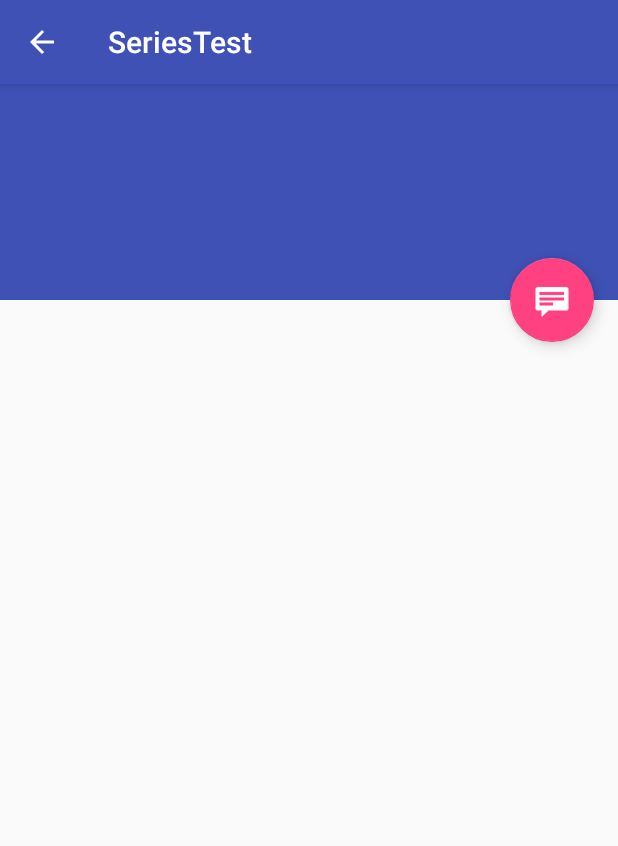
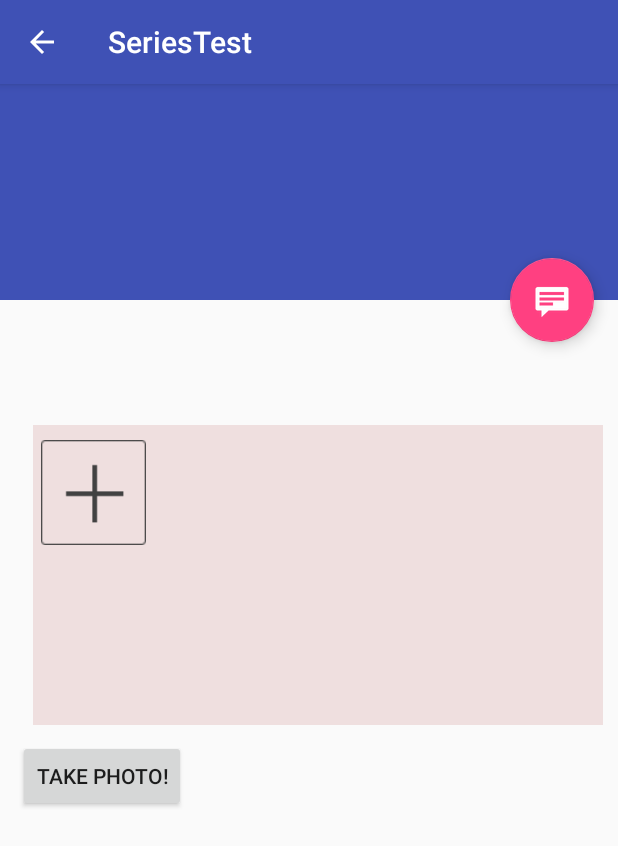
Before and after one commit to smallbirdking/android-series, an Android app: the Serie screen opened directly, with no data from a screen before it, on a phone screen of 412 x 824 dp. Shown: the top 846 px of the screen. Run offline under Robolectric (Android 15) with nearby library versions, the phone set to English and light mode, and no system bars; our stand-ins replace Picasso; pictures from the network do not load; 2 statements that could not run were skipped.

Commit message:
photo add

```diff
--- a/app/src/main/java/com/example/smallbirdking/seriess/Serie.java
+++ b/app/src/main/java/com/example/smallbirdking/seriess/Serie.java
@@ -1,16 +1,36 @@
 package com.example.smallbirdking.seriess;
 
 import android.app.Activity;
+import android.app.AlertDialog;
+import android.content.DialogInterface;
+import android.content.Intent;
+import android.content.pm.ActivityInfo;
+import android.database.Cursor;
+import android.graphics.Bitmap;
+import android.graphics.BitmapFactory;
+import android.net.Uri;
 import android.os.Bundle;
+import android.provider.MediaStore;
 import android.support.design.widget.CollapsingToolbarLayout;
 import android.support.v7.app.AppCompatActivity;
 import android.support.v7.widget.Toolbar;
+import android.text.TextUtils;
 import android.util.Log;
+import android.view.View;
+import android.view.WindowManager;
+import android.widget.AdapterView;
+import android.widget.Button;
+import android.widget.GridView;
 import android.widget.ImageView;
+import android.widget.SimpleAdapter;
 import android.widget.TextView;
+import android.widget.Toast;
 
 import com.example.smallbirdking.seriess.function.response;
 import com.squareup.picasso.Picasso;
+
+import java.util.ArrayList;
+import java.util.HashMap;
 
 /**
  * Created by smallbirdking on 2015/10/14.
@@ -18,30 +38,42 @@ import com.squareup.picasso.Picasso;
 public class Serie extends AppCompatActivity {
     public static final String S_ITEM_ID = "item_id";
     private response.ResultsEntity mItem;
+
+    private GridView gridView1;                   //网格显示缩略图
+    private Button buttonPublish;                //发布按钮
+    private final int IMAGE_OPEN = 1;        //打开图片标记
+    private String pathImage;                       //选择图片路径
+    private Bitmap bmp;                               //导入临时图片
+    private ArrayList<HashMap<String, Object>> imageItem;
+    private SimpleAdapter simpleAdapter;     //适配器
+    Button btnTakePhoto;
+    private static final int CAM_REQUEST = 1313;
     @Override
     protected void onCreate(Bundle savedInstanceState) {
         Log.i("serie", "start");
+
         super.onCreate(savedInstanceState);
+        Log.i("argu", "start000");
+        getWindow().setSoftInputMode(WindowManager.LayoutParams.
+                SOFT_INPUT_ADJUST_PAN);
+        //锁定屏幕
+        setRequestedOrientation(ActivityInfo.SCREEN_ORIENTATION_PORTRAIT);
         setContentView(R.layout.activity_serie_detail);
-
+        Log.i("argu", "start00");
         Toolbar toolbar = (Toolbar) findViewById(R.id.detail_toolbar);
-
+        Log.i("argu", "start0");
         getSupportActionBar().setDisplayHomeAsUpEnabled(true);
 
-
+        Log.i("argu", "start");
         if (savedInstanceState == null) {
             // Create the detail fragment and add it to the activity
             // using a fragment transaction.
+
             Bundle arguments = new Bundle();
             arguments.putString(S_ITEM_ID,
                     getIntent().getStringExtra(S_ITEM_ID));
             Log.i("argu", arguments.getString(S_ITEM_ID));
-            /*ItemDetailFragment fragment = new ItemDetailFragment(Serie.this);
-            fragment.setArguments(arguments);
 
-            getSupportFragmentManager().beginTransaction()
-                    .add(R.id.serie_detail_container, fragment)
-                    .commit();*/
 
             if (arguments.containsKey(S_ITEM_ID)) {
                 // Load the dummy content specified by the fragment
@@ -55,7 +87,7 @@ public class Serie extends AppCompatActivity {
                     appBarLayout.setTitle(mItem.getName());
                 }
             }
-
+            Log.i("argu", "end");
 
             if (mItem != null) {
                 String imageURL = content.urlImage+mItem.getPoster_path();
@@ -65,8 +97,194 @@ public class Serie extends AppCompatActivity {
             }
         }
 
+        Log.i("gallery","Start");
+        //获取控件对象
+        gridView1 = (GridView) findViewById(R.id.gridView1);
+
+        /*
+         * 载入默认图片添加图片加号
+         * 通过适配器实现
+         * SimpleAdapter参数imageItem为数据源 R.layout.griditem_addpic为布局
+         */
+        bmp = BitmapFactory.decodeResource(getResources(), R.drawable.gridview_addpic); //加号
+        imageItem = new ArrayList<HashMap<String, Object>>();
+        HashMap<String, Object> map = new HashMap<String, Object>();
+        map.put("itemImage", bmp);
+        imageItem.add(map);
+        simpleAdapter = new SimpleAdapter(this,
+                imageItem, R.layout.griditem_addpic,
+                new String[] { "itemImage"}, new int[] { R.id.imageView1});
+        /*
+         * HashMap载入bmp图片在GridView中不显示,但是如果载入资源ID能显示 如
+         * map.put("itemImage", R.drawable.img);
+         * 解决方法:
+         *              1.自定义继承BaseAdapter实现
+         *              2.ViewBinder()接口实现
+         *  参考 http://blog.csdn.net/admin_/article/details/7257901
+         */
+        simpleAdapter.setViewBinder(new SimpleAdapter.ViewBinder() {
+            @Override
+            public boolean setViewValue(View view, Object data,
+                                        String textRepresentation) {
+                // TODO Auto-generated method stub
+                if (view instanceof ImageView && data instanceof Bitmap) {
+                    ImageView i = (ImageView) view;
+                    i.setImageBitmap((Bitmap) data);
+                    return true;
+                }
+                return false;
+            }
+        });
+        gridView1.setAdapter(simpleAdapter);
+        Log.i("gallery", "click");
+        /*
+         * 监听GridView点击事件
+         * 报错:该函数必须抽象方法 故需要手动导入import android.view.View;
+         */
+        gridView1.setOnItemClickListener(new AdapterView.OnItemClickListener() {
+            @Override
+            public void onItemClick(AdapterView<?> parent, View v, int position, long id)
+            {
+                if( imageItem.size() == 10) { //第一张为默认图片
+                    Toast.makeText(Serie.this, "图片数9张已满", Toast.LENGTH_SHORT).show();
+                }
+                else if(position == 0) { //点击图片位置为+ 0对应0张图片
+                    Toast.makeText(Serie.this, "添加图片", Toast.LENGTH_SHORT).show();
+                    //选择图片
+                    Intent intent = new Intent(Intent.ACTION_PICK,
+                            android.provider.MediaStore.Images.Media.EXTERNAL_CONTENT_URI);
+                    startActivityForResult(intent, IMAGE_OPEN);
+                    //通过onResume()刷新数据
+                }
+                else {
+                    dialog(position);
+                    //Toast.makeText(MainActivity.this, "点击第" + (position + 1) + " 号图片",
+                    //		Toast.LENGTH_SHORT).show();
+                }
+
+            }
+        });
 
 
+
+        btnTakePhoto = (Button) findViewById(R.id.button_photo);
+
+        btnTakePhoto.setOnClickListener(new btnTakePhotoCliker());
+        Log.i("gallery", "end");
+    }
+    class btnTakePhotoCliker implements Button.OnClickListener{
+
+        @Override
+        public void onClick(View v) {
+            Intent cameraintent = new Intent(MediaStore.ACTION_IMAGE_CAPTURE);
+            startActivityForResult(cameraintent,CAM_REQUEST);
+        }
     }
 
+    //获取图片路径 响应startActivityForResult
+    protected void onActivityResult(int requestCode, int resultCode, Intent data) {
+        super.onActivityResult(requestCode, resultCode, data);
+        if(requestCode == CAM_REQUEST){
+            Bitmap thumnail = (Bitmap)  data.getExtras().get("data");
+            HashMap<String, Object> map = new HashMap<String, Object>();
+            map.put("itemImage", thumnail);
+            imageItem.add(map);
+            simpleAdapter = new SimpleAdapter(this,
+                    imageItem, R.layout.griditem_addpic,
+                    new String[] { "itemImage"}, new int[] { R.id.imageView1});
+            simpleAdapter.setViewBinder(new SimpleAdapter.ViewBinder() {
+                @Override
+                public boolean setViewValue(View view, Object data,
+                                            String textRepresentation) {
+                    // TODO Auto-generated method stub
+                    if(view instanceof ImageView && data instanceof Bitmap){
+                        ImageView i = (ImageView)view;
+                        i.setImageBitmap((Bitmap) data);
+                        return true;
+                    }
+                    return false;
+                }
+            });
+            gridView1.setAdapter(simpleAdapter);
+            simpleAdapter.notifyDataSetChanged();
+        }
+        //打开图片
+        if(resultCode==RESULT_OK && requestCode==IMAGE_OPEN) {
+            Uri uri = data.getData();
+            if (!TextUtils.isEmpty(uri.getAuthority())) {
+                //查询选择图片
+                Cursor cursor = getContentResolver().query(
+                        uri,
+                        new String[] { MediaStore.Images.Media.DATA },
+                        null,
+                        null,
+                        null);
+                //返回 没找到选择图片
+                if (null == cursor) {
+                    return;
+                }
+                //光标移动至开头 获取图片路径
+                cursor.moveToFirst();
+                pathImage = cursor.getString(cursor
+                        .getColumnIndex(MediaStore.Images.Media.DATA));
+            }
+        }  //end if 打开图片
+    }
+
+    //刷新图片
+    @Override
+    protected void onResume() {
+        super.onResume();
+        if(!TextUtils.isEmpty(pathImage)){
+            Bitmap addbmp=BitmapFactory.decodeFile(pathImage);
+            HashMap<String, Object> map = new HashMap<String, Object>();
+            map.put("itemImage", addbmp);
+            imageItem.add(map);
+            simpleAdapter = new SimpleAdapter(this,
+                    imageItem, R.layout.griditem_addpic,
+                    new String[] { "itemImage"}, new int[] { R.id.imageView1});
+            simpleAdapter.setViewBinder(new SimpleAdapter.ViewBinder() {
+                @Override
+                public boolean setViewValue(View view, Object data,
+                                            String textRepresentation) {
+                    // TODO Auto-generated method stub
+                    if(view instanceof ImageView && data instanceof Bitmap){
+                        ImageView i = (ImageView)view;
+                        i.setImageBitmap((Bitmap) data);
+                        return true;
+                    }
+                    return false;
+                }
+            });
+            gridView1.setAdapter(simpleAdapter);
+            simpleAdapter.notifyDataSetChanged();
+            //刷新后释放防止手机休眠后自动添加
+            pathImage = null;
+        }
+    }
+
+    /*
+     * Dialog对话框提示用户删除操作
+     * position为删除图片位置
+     */
+    protected void dialog(final int position) {
+        AlertDialog.Builder builder = new AlertDialog.Builder(Serie.this);
+        builder.setMessage("确认移除已添加图片吗？");
+        builder.setTitle("提示");
+        builder.setPositiveButton("确认", new DialogInterface.OnClickListener() {
+            @Override
+            public void onClick(DialogInterface dialog, int which) {
+                dialog.dismiss();
+                imageItem.remove(position);
+                simpleAdapter.notifyDataSetChanged();
+            }
+        });
+        builder.setNegativeButton("取消", new DialogInterface.OnClickListener() {
+            @Override
+            public void onClick(DialogInterface dialog, int which) {
+                dialog.dismiss();
+            }
+        });
+        builder.create().show();
+    }
 }
--- a/app/src/main/res/layout/activity_serie_detail.xml
+++ b/app/src/main/res/layout/activity_serie_detail.xml
@@ -48,7 +48,26 @@
                 style="?android:attr/textAppearanceLarge" android:layout_width="match_parent"
                 android:layout_height="match_parent" android:padding="16dp" android:textIsSelectable="true"
                 tools:context=".SerieDetailFragment" />
+            <GridView
+                android:id="@+id/gridView1"
+                android:layout_width="fill_parent"
+                android:layout_height="200dp"
+                android:layout_margin="10dp"
+                android:background="#EFDFDF"
+                android:horizontalSpacing="5dp"
+                android:verticalSpacing="5dp"
+                android:numColumns="4"
+                android:columnWidth="90dp"
+                android:stretchMode="columnWidth"
+                android:gravity="center" >
+            </GridView>
+            <Button
+                android:layout_width="wrap_content"
+                android:layout_height="wrap_content"
+                android:text="Take Photo!"
+                android:id="@+id/button_photo"/>
         </LinearLayout>
+
     </android.support.v4.widget.NestedScrollView>
 
     <android.support.design.widget.FloatingActionButton android:id="@+id/fab"
--- /dev/null
+++ b/app/src/main/res/layout/griditem_addpic.xml
@@ -0,0 +1,22 @@
+<?xml version="1.0" encoding="utf-8"?>
+<LinearLayout xmlns:android="http://schemas.android.com/apk/res/android"
+    android:layout_width="match_parent"
+    android:layout_height="match_parent"
+    android:gravity="center"
+    android:descendantFocusability="blocksDescendants"
+    android:orientation="vertical" >
+    <RelativeLayout
+        android:layout_gravity="center"
+        android:layout_width="80dp"
+        android:layout_height="80dp"
+        android:orientation="vertical" >
+        <ImageView
+	  		android:layout_marginTop="10dp"
+	  		android:layout_marginRight="10dp"
+            android:id="@+id/imageView1"
+            android:layout_width="fill_parent"
+            android:layout_height="fill_parent"
+            android:scaleType="fitXY"
+            android:src="@drawable/gridview_addpic" />
+    </RelativeLayout>
+</LinearLayout>
```
Also changed, not shown: app/src/main/res/drawable/editview_shape.xml (added, +17 -0 lines), app/src/main/res/layout/fragment_serie_detail.xml (deleted, +0 -22 lines), app/src/main/res/drawable/gridview_addpic.png (added).
